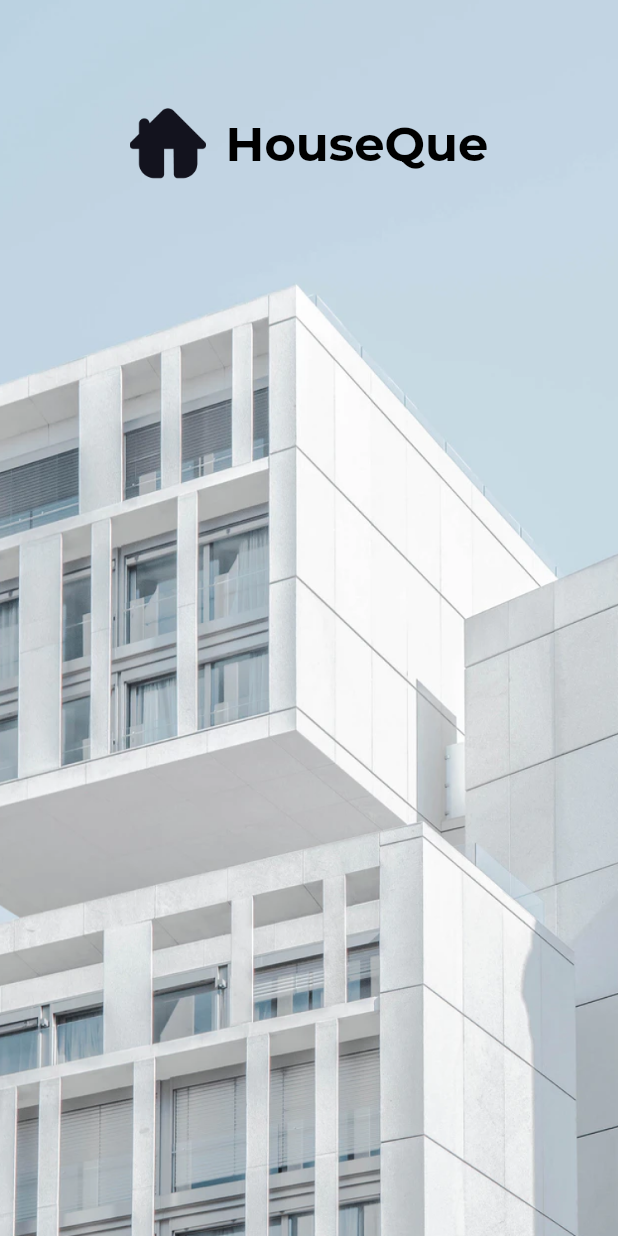
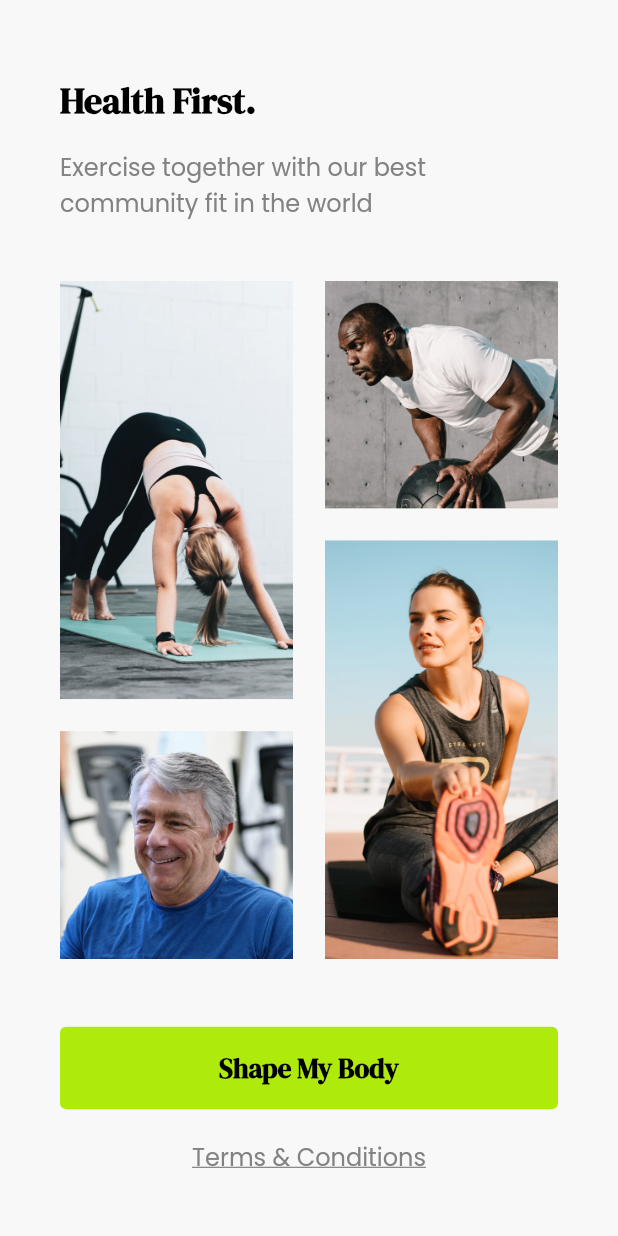
Before and after one commit to Revaldo11/SevenDay-Flutter-UI, a Flutter app: the screen it shows after launch, on a phone screen of 412 x 824 dp. Run offline on Flutter 3.47's test engine with Material 2 defaults, Android fonts, the phone set to English and light mode, and no system bars; our stand-ins replace google_fonts.

Commit message:
add get started screen

```diff
--- a/lib/main.dart
+++ b/lib/main.dart
@@ -1,5 +1,6 @@
 import 'package:flutter/material.dart';
-
+import 'package:splash_screen/pages/started_screen.dart';
+import 'package:splash_screen/pages/started_second_screen.dart';
 import 'pages/splash_first.dart';
 import 'pages/splash_second.dart';
 
@@ -12,7 +13,7 @@ class SevenDay extends StatelessWidget {
   Widget build(BuildContext context) {
     return const MaterialApp(
       debugShowCheckedModeBanner: false,
-      home: SplashSecond(),
+      home: StartedSecondScreen(),
     );
   }
 }
--- /dev/null
+++ b/lib/pages/started_second_screen.dart
@@ -0,0 +1,78 @@
+import 'package:flutter/material.dart';
+import 'package:splash_screen/theme.dart';
+
+class StartedSecondScreen extends StatelessWidget {
+  const StartedSecondScreen({Key? key}) : super(key: key);
+
+  @override
+  Widget build(BuildContext context) {
+    return Scaffold(
+      backgroundColor: const Color(0xffF8F8F8),
+      body: Container(
+        margin: const EdgeInsets.symmetric(horizontal: 40, vertical: 50),
+        width: double.infinity,
+        child: Column(
+          crossAxisAlignment: CrossAxisAlignment.start,
+          children: [
+            Container(
+              child: Column(
+                crossAxisAlignment: CrossAxisAlignment.start,
+                children: [
+                  Text(
+                    'Health First.',
+                    style: darkTextColor.copyWith(
+                      fontSize: 24,
+                      fontWeight: FontWeight.w600,
+                    ),
+                  ),
+                  const SizedBox(height: 16),
+                  Text(
+                    'Exercise together with our best\ncommunity fit in the world',
+                    style: secondaryTextColor.copyWith(
+                      fontSize: 16,
+                    ),
+                  ),
+                ],
+              ),
+            ),
+            const SizedBox(height: 40),
+            Image.asset(
+              'assets/gallery.png',
+              width: double.infinity,
+            ),
+            const SizedBox(height: 45),
+            Container(
+              height: 55,
+              width: double.infinity,
+              child: TextButton(
+                onPressed: () {},
+                style: TextButton.styleFrom(
+                  backgroundColor: const Color(0xffAFEA0D),
+                ),
+                child: Text(
+                  'Shape My Body',
+                  style: darkTextColor.copyWith(
+                    fontSize: 18,
+                    fontWeight: FontWeight.w600,
+                  ),
+                ),
+              ),
+            ),
+            const SizedBox(height: 20),
+            Container(
+              width: double.infinity,
+              child: Text(
+                'Terms & Conditions',
+                style: secondaryTextColor.copyWith(
+                  fontSize: 16,
+                  decoration: TextDecoration.underline,
+                ),
+                textAlign: TextAlign.center,
+              ),
+            )
+          ],
+        ),
+      ),
+    );
+  }
+}
--- a/lib/theme.dart
+++ b/lib/theme.dart
@@ -3,10 +3,15 @@ import 'package:google_fonts/google_fonts.dart';
 
 Color darkColor = const Color(0xff000000);
 Color whiteColor = const Color(0xffFFFFFF);
+Color secondaryColor = const Color(0xff828284);
 
-TextStyle whiteTextColor = GoogleFonts.dmSerifDisplay(
+TextStyle whiteTextColor = GoogleFonts.poppins(
   color: whiteColor,
 );
-TextStyle darkTextColor = GoogleFonts.montserrat(
+TextStyle darkTextColor = GoogleFonts.dmSerifDisplay(
   color: darkColor,
 );
+
+TextStyle secondaryTextColor = GoogleFonts.poppins(
+  color: secondaryColor,
+);
```
Also changed, not shown: lib/pages/splash_first.dart (+5 -2 lines), lib/pages/started_screen.dart (added, +57 -0 lines), assets/gallery.png (added), assets/started_btn.png (added), assets/started_image.png (added).
